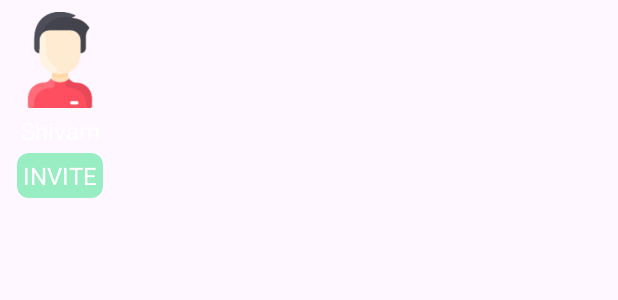
After one commit to tishoneyxdd/safetyApplication, an Android app: the layout item_invite.xml on its own in the app's theme, with its tools: preview values and no code run, on a phone screen of 412 x 824 dp. The commit adds this screen. Shown: the top 300 px of the screen. Run offline under Robolectric (Android 15) with nearby library versions, the phone set to English and light mode, and no system bars.

Commit message:
Invite More Members Functionality

```diff
--- a/app/src/main/AndroidManifest.xml
+++ b/app/src/main/AndroidManifest.xml
@@ -11,6 +11,7 @@
     <uses-permission android:name="android.permission.ACCESS_COARSE_LOCATION" />
     <uses-permission android:name="android.permission.CAMERA" />
     <uses-permission android:name="android.permission.INTERNET" />
+    <uses-permission android:name="android.permission.READ_CONTACTS" />
 
 
     <application
--- /dev/null
+++ b/app/src/main/java/com/example/safety/ContactModel.kt
@@ -0,0 +1,6 @@
+package com.example.safety
+
+data class ContactModel(
+    val name:String,
+    val number: String
+)
--- a/app/src/main/java/com/example/safety/MainActivity.kt
+++ b/app/src/main/java/com/example/safety/MainActivity.kt
@@ -14,7 +14,8 @@ class MainActivity : AppCompatActivity() {
 
     val permissions = arrayOf(
         Manifest.permission.ACCESS_FINE_LOCATION,
-        Manifest.permission.CAMERA
+        Manifest.permission.CAMERA,
+        Manifest.permission.READ_CONTACTS
     )
     private val permissionCode = 78
     override fun onCreate(savedInstanceState: Bundle?) {
--- /dev/null
+++ b/app/src/main/res/layout/item_invite.xml
@@ -0,0 +1,51 @@
+<?xml version="1.0" encoding="utf-8"?>
+<androidx.constraintlayout.widget.ConstraintLayout xmlns:android="http://schemas.android.com/apk/res/android"
+    xmlns:app="http://schemas.android.com/apk/res-auto"
+    android:layout_width="wrap_content"
+    android:layout_height="wrap_content"
+    android:padding="8dp">
+
+    <ImageView
+        android:id="@+id/img_usr"
+        android:layout_width="64dp"
+        android:layout_height="64dp"
+        android:src="@drawable/ic_user_color"
+        app:layout_constraintEnd_toEndOf="parent"
+        app:layout_constraintStart_toStartOf="parent"
+        app:layout_constraintTop_toTopOf="parent" />
+
+    <TextView
+        android:id="@+id/name"
+        android:layout_width="wrap_content"
+        android:layout_height="wrap_content"
+        android:layout_marginTop="4dp"
+        android:text="Shivam"
+        android:textColor="#ffff"
+        android:textSize="16sp"
+        app:layout_constraintEnd_toEndOf="@id/img_usr"
+        app:layout_constraintStart_toStartOf="@id/img_usr"
+        app:layout_constraintTop_toBottomOf="@id/img_usr" />
+
+    <LinearLayout
+        android:layout_width="wrap_content"
+        android:layout_height="wrap_content"
+        android:layout_marginTop="4dp"
+        android:background="@drawable/shape_rounded_rect"
+        android:padding="4dp"
+        app:layout_constraintEnd_toEndOf="@id/img_usr"
+        app:layout_constraintStart_toStartOf="@id/img_usr"
+        app:layout_constraintTop_toBottomOf="@id/name">
+
+        <TextView
+            android:id="@+id/invite"
+            android:layout_width="wrap_content"
+            android:layout_height="wrap_content"
+            android:text="INVITE"
+            android:textColor="@color/white"
+            android:textSize="16sp"
+            app:layout_constraintEnd_toEndOf="@id/img_usr"
+            app:layout_constraintStart_toStartOf="@id/img_usr"
+            app:layout_constraintTop_toBottomOf="@id/img_usr" />
+    </LinearLayout>
+
+</androidx.constraintlayout.widget.ConstraintLayout>
```
Also changed, not shown: app/src/main/java/com/example/safety/HomeFragment.kt (+80 -8 lines), app/src/main/java/com/example/safety/InviteAdapter.kt (added, +35 -0 lines), app/src/main/res/layout/fragment_home.xml (+19 -0 lines), app/src/main/res/drawable/ic_user_color.png (added).
